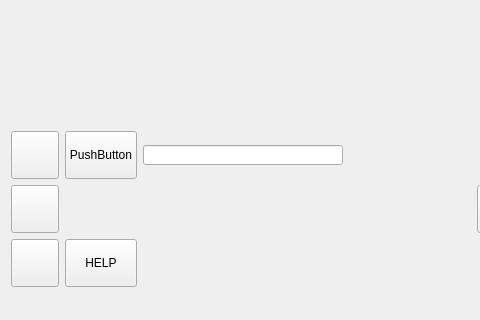
Qt form demoRMR/mainwindow.ui (peetee138/demoRMR-all) before a commit; both pictures show x 0 to 480 and y 500 to 820 of the 1000 by 820 pixel window.
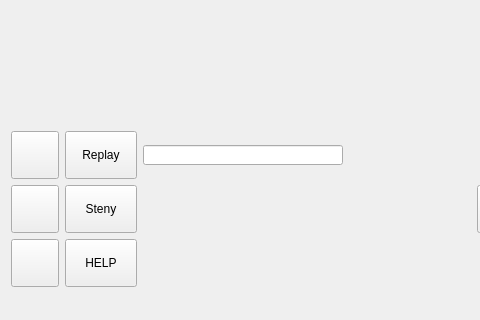
The same form after that commit. Icons and pictures are not drawn.

What changed in the file:
```diff
--- a/demoRMR/mainwindow.ui
+++ b/demoRMR/mainwindow.ui
@@ -495,7 +495,7 @@
         </property>
        </widget>
       </item>
-      <item row="0" column="3">
+      <item row="0" column="3" alignment="Qt::AlignmentFlag::AlignHCenter">
        <widget class="QPushButton" name="pushButton_11">
         <property name="minimumSize">
          <size>
@@ -510,7 +510,32 @@
          </size>
         </property>
         <property name="text">
-         <string>PushButton</string>
+         <string>Replay</string>
+        </property>
+       </widget>
+      </item>
+      <item row="1" column="3" alignment="Qt::AlignmentFlag::AlignHCenter">
+       <widget class="QPushButton" name="pushButton_12">
+        <property name="minimumSize">
+         <size>
+          <width>48</width>
+          <height>48</height>
+         </size>
+        </property>
+        <property name="maximumSize">
+         <size>
+          <width>72</width>
+          <height>72</height>
+         </size>
+        </property>
+        <property name="sizeIncrement">
+         <size>
+          <width>0</width>
+          <height>0</height>
+         </size>
+        </property>
+        <property name="text">
+         <string>Steny</string>
         </property>
        </widget>
       </item>
```
Left out of the diff: 2 changed lines with no effect on the pictures.
